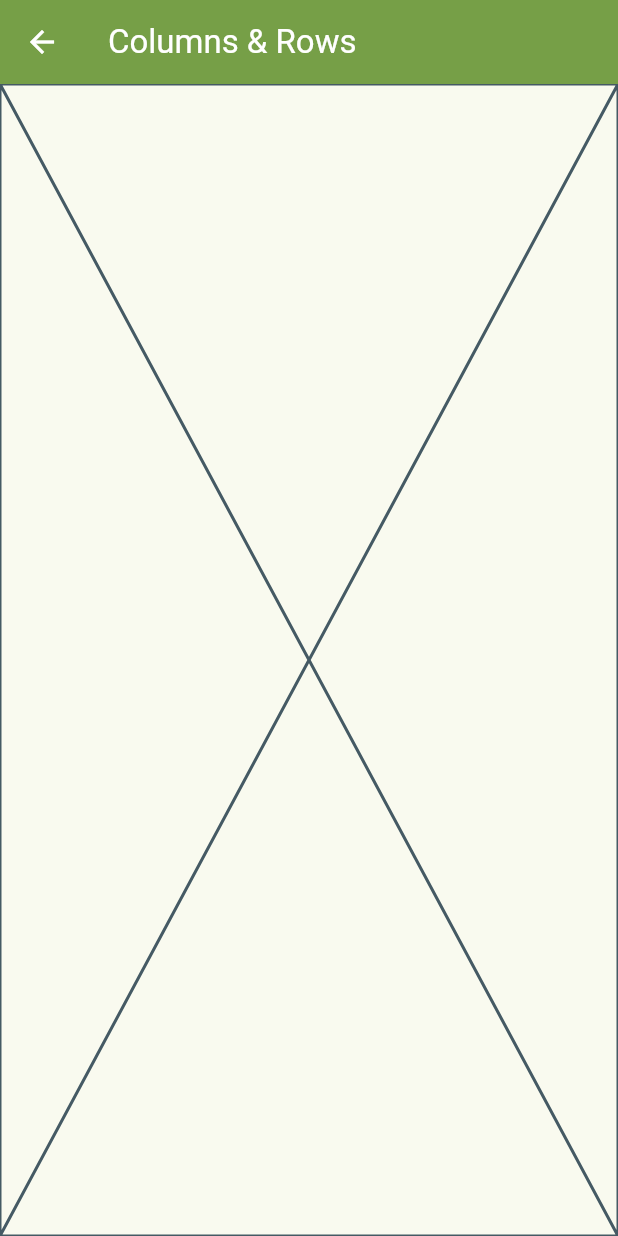
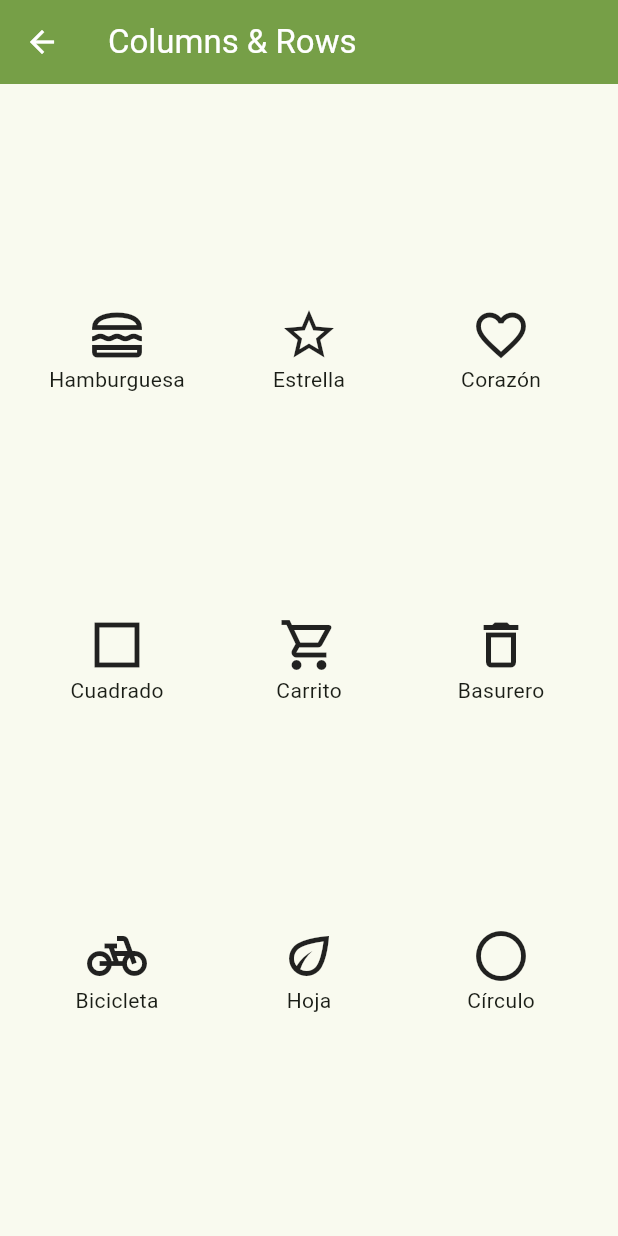
Before and after one commit to JoshuaIsra/flutter_widget, a Flutter app: the ColumnRowsScreen screen opened by its route, on a phone screen of 412 x 824 dp. Run offline on Flutter 3.47's test engine with Material 3 defaults, Android fonts, the phone set to English and light mode, and no system bars; network calls fail.

Commit message:
Rows & Columns

```diff
--- a/lib/screens/column_rows_screen.dart
+++ b/lib/screens/column_rows_screen.dart
@@ -2,6 +2,19 @@ import 'package:flutter/material.dart';
 
 class ColumnRowsScreen extends StatelessWidget {
   const ColumnRowsScreen({super.key});
+
+  // Un apartado: icono arriba y título abajo
+  Widget item(String title, IconData icon) {
+    return SizedBox(
+      width: 100,
+      child: Column(
+        children: [
+          Icon(icon, size: 40),
+          Text(title),
+        ],
+      ),
+    );
+  }
 
   @override
   Widget build(BuildContext context) {
@@ -9,7 +22,35 @@ class ColumnRowsScreen extends StatelessWidget {
       appBar: AppBar(
         title: const Text('Columns & Rows'),
       ),
-      body: const Placeholder(),
+      body: Column(
+        mainAxisAlignment: MainAxisAlignment.spaceEvenly,
+        children: [
+          Row(
+            mainAxisAlignment: MainAxisAlignment.spaceEvenly,
+            children: [
+              item('Hamburguesa', Icons.lunch_dining_outlined),
+              item('Estrella', Icons.star_border),
+              item('Corazón', Icons.favorite_border),
+            ],
+          ),
+          Row(
+            mainAxisAlignment: MainAxisAlignment.spaceEvenly,
+            children: [
+              item('Cuadrado', Icons.square_outlined),
+              item('Carrito', Icons.shopping_cart_outlined),
+              item('Basurero', Icons.delete_outline),
+            ],
+          ),
+          Row(
+            mainAxisAlignment: MainAxisAlignment.spaceEvenly,
+            children: [
+              item('Bicicleta', Icons.pedal_bike_outlined),
+              item('Hoja', Icons.eco_outlined),
+              item('Círculo', Icons.circle_outlined),
+            ],
+          ),
+        ],
+      ),
     );
   }
 }
```
Also changed, not shown: lib/screens/cards_screen.dart (+123 -0 lines), .obsidian/app.json (added), .obsidian/appearance.json (added), .obsidian/core-plugins.json (added), .obsidian/workspace.json (added), 1 other file.
